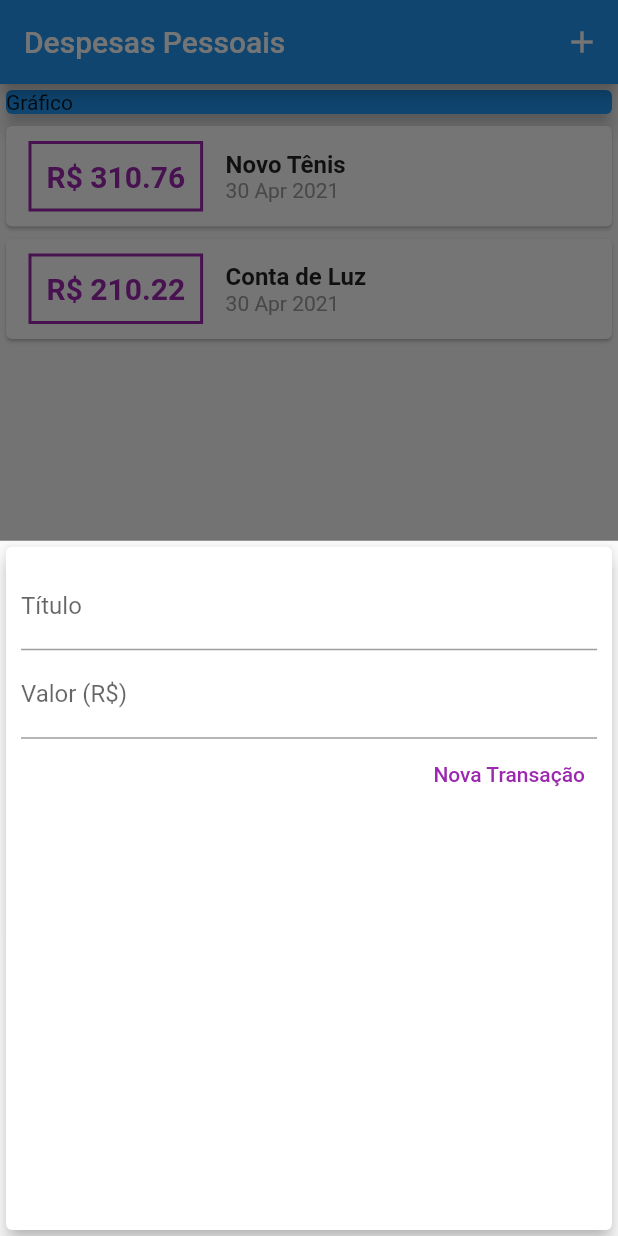
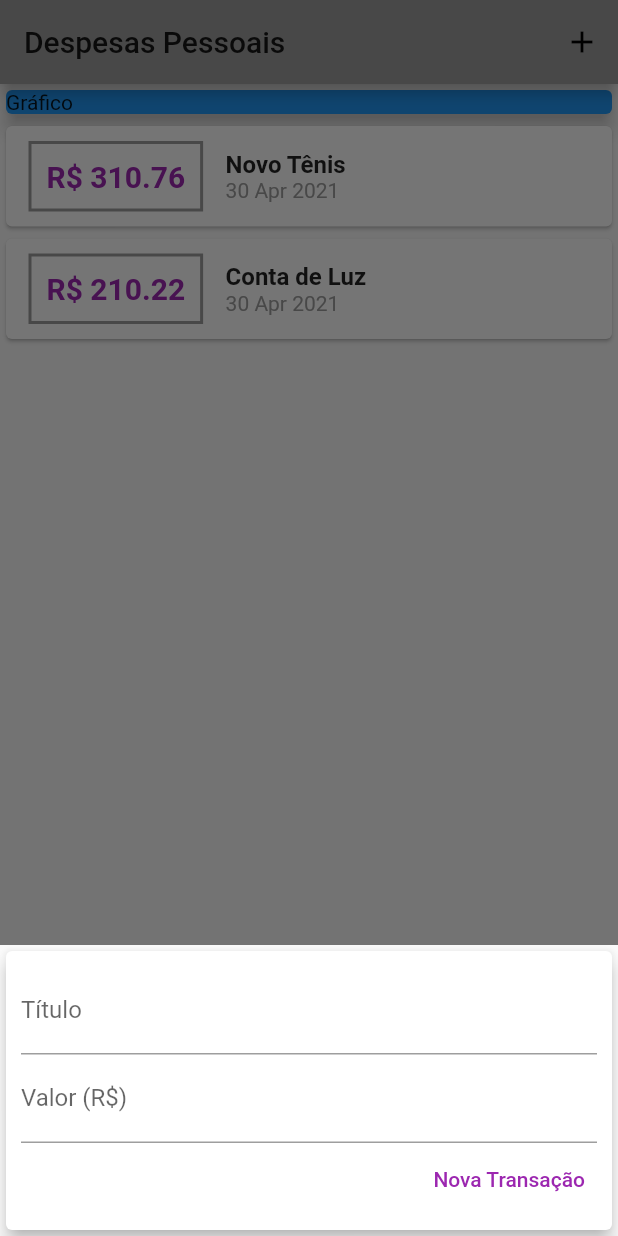
Before and after one commit to elias-ssouza/despesaspessoais, a Flutter app: the screen it shows after launch, after a tap on the "add" icon, on a phone screen of 412 x 824 dp. Run offline on Flutter 3.47's test engine with Material 2 defaults, Android fonts, the phone set to English and light mode, and no system bars.

Commit message:
atualização theme and image

```diff
--- a/lib/components/transaction_form.dart
+++ b/lib/components/transaction_form.dart
@@ -32,6 +32,7 @@ class _TransactionFormState extends State<TransactionForm> {
       elevation: 5,
       child: Padding(
         padding: const EdgeInsets.all(10),
+        child: SingleChildScrollView(
           child: Column(
             children: <Widget>[
               TextField(
@@ -61,6 +62,7 @@ class _TransactionFormState extends State<TransactionForm> {
             ],
           ),
         ),
+      ),
     );
   }
 }
--- a/lib/components/transaction_list.dart
+++ b/lib/components/transaction_list.dart
@@ -23,7 +23,7 @@ class TransactionList extends StatelessWidget {
                     margin: EdgeInsets.symmetric(horizontal: 15, vertical: 10),
                     decoration: BoxDecoration(
                         border: Border.all(
-                      color: Colors.purple,
+                      color: Theme.of(context).primaryColor,
                       width: 2,
                     )),
                     padding: EdgeInsets.all(10),
--- a/lib/main.dart
+++ b/lib/main.dart
@@ -12,6 +12,10 @@ class ExpensesApp extends StatelessWidget {
   Widget build(BuildContext context) {
     return MaterialApp(
       home: MyHomePage(),
+      theme: ThemeData(
+        primarySwatch: Colors.grey,
+        accentColor: Colors.black87,
+      ),
     );
   }
 }
@@ -64,6 +68,7 @@ class _MyHomePageState extends State<MyHomePage> {
   Widget build(BuildContext context) {
     return Scaffold(
       appBar: AppBar(
+        backgroundColor: Theme.of(context).primaryColor,
         title: Text('Despesas Pessoais'),
         actions: <Widget>[
           IconButton(
@@ -88,6 +93,7 @@ class _MyHomePageState extends State<MyHomePage> {
         ),
       ),
       floatingActionButton: FloatingActionButton(
+        backgroundColor: Theme.of(context).accentColor,
         child: Icon(Icons.add),
         onPressed: () => _openTransactionFormModal(context),
       ),
```
Also changed, not shown: assets/images/waiting.png (added). Lines whose indentation alone changed are shown as unchanged.
